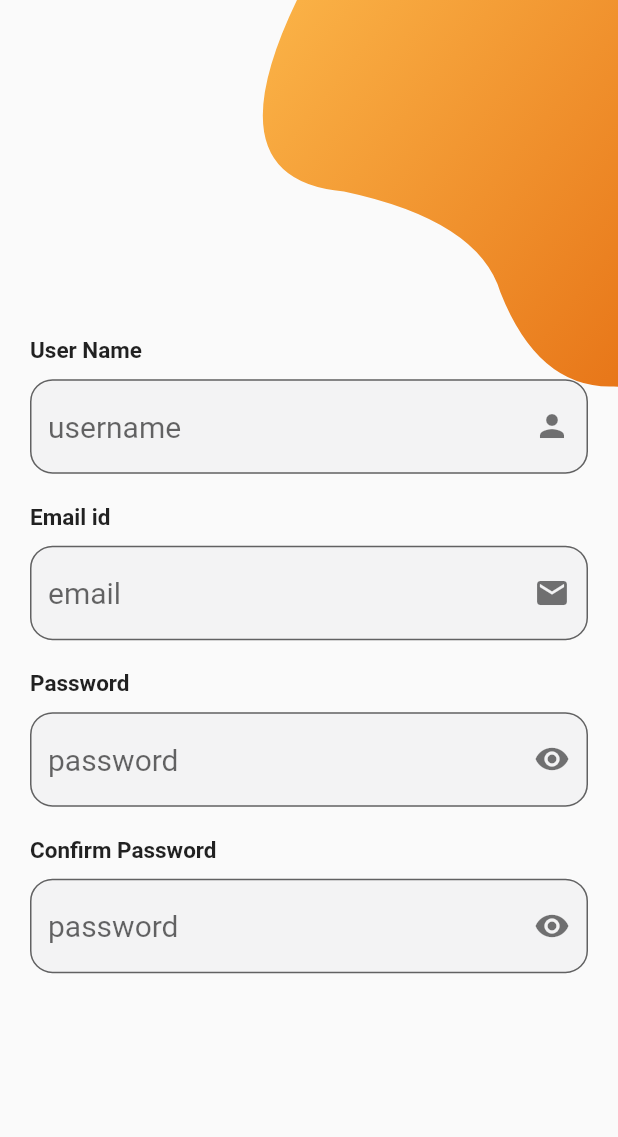
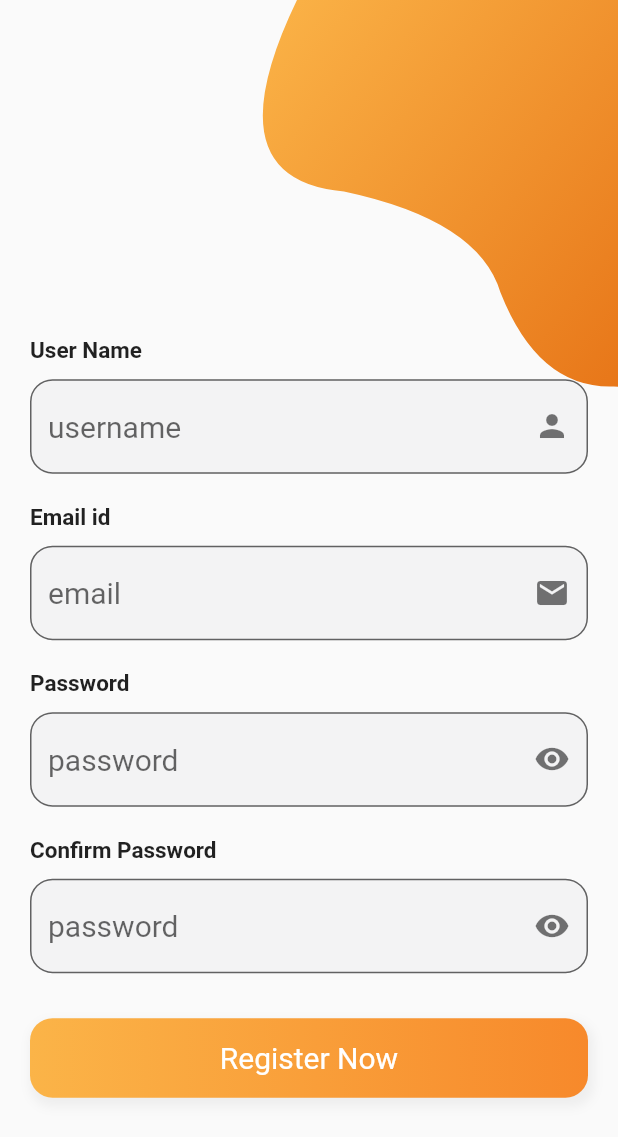
Before and after one commit to asamoah-fred/chat_app, a Flutter app: the SignUpPage screen opened directly, on a phone screen of 412 x 824 dp. Shown: the top 1137 px of the screen. Run offline on Flutter 3.47's test engine with Material 2 defaults, Android fonts, the light colour scheme and no system bars.

Commit message:
Register Button

```diff
--- a/lib/screens/signup_page.dart
+++ b/lib/screens/signup_page.dart
@@ -218,6 +218,53 @@ class _SignUpPageState extends State<SignUpPage> {
                       SizedBox(
                         height: 20,
                       ),
+                      Container(
+                        width: MediaQuery.of(context).size.width,
+                        padding: EdgeInsets.symmetric(
+                          vertical: 15,
+                        ),
+                        alignment: Alignment.center,
+                        decoration: BoxDecoration(
+                          borderRadius: BorderRadius.all(
+                            Radius.circular(
+                              15,
+                            ),
+                          ),
+                          boxShadow: <BoxShadow>[
+                            BoxShadow(
+                              color: Colors.grey.shade200,
+                              offset: Offset(
+                                2,
+                                4,
+                              ),
+                              blurRadius: 5,
+                              spreadRadius: 2,
+                            )
+                          ],
+                          gradient: LinearGradient(
+                            begin: Alignment.centerLeft,
+                            end: Alignment.centerRight,
+                            colors: const [
+                              Color(
+                                0xfffbb448,
+                              ),
+                              Color(
+                                0xfff7892b,
+                              ),
+                            ],
+                          ),
+                        ),
+                        child: Text(
+                          'Register Now',
+                          style: TextStyle(
+                            fontSize: 20,
+                            color: Colors.white,
+                          ),
+                        ),
+                      ),
+                      SizedBox(
+                        height: 30,
+                      ),
                     ],
                   ),
                 ),
```
